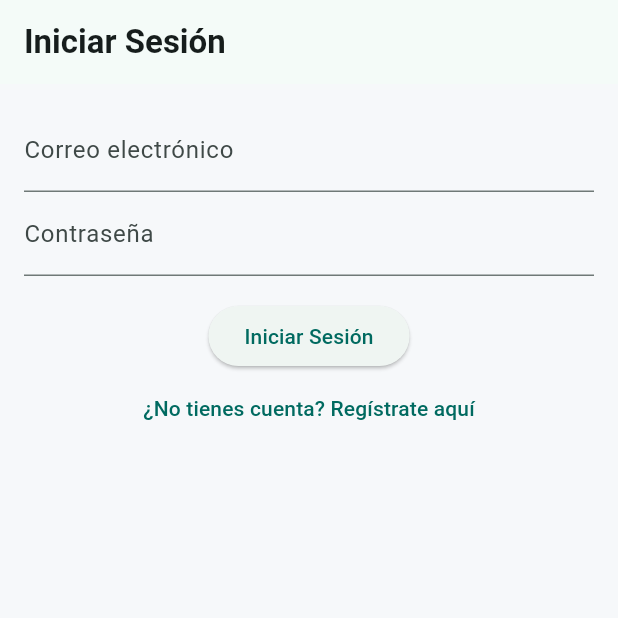
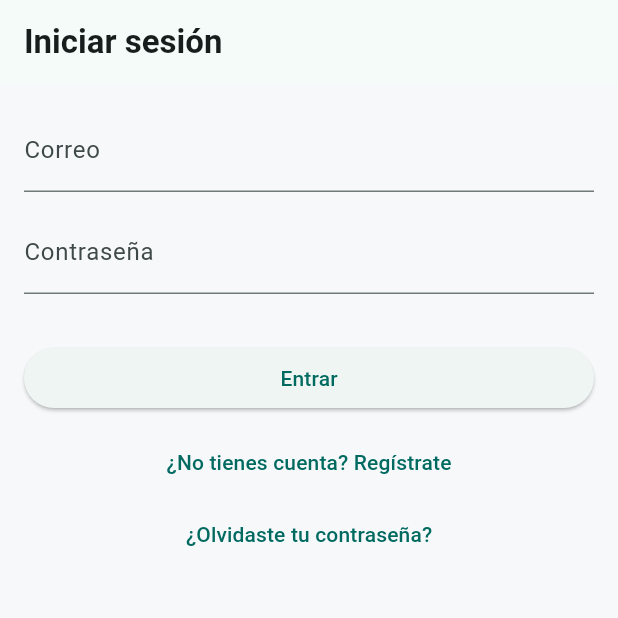
Before and after one commit to gabrieljimenezc01/FinU, a Flutter app: the screen it shows after launch, on a phone screen of 412 x 824 dp, the top half of it. Run offline on Flutter 3.47's test engine with Material 3 defaults, Android fonts, the phone set to English and light mode, and no system bars; our stand-ins replace firebase_auth, firebase_core, fl_chart; accounts and stored records are empty.

Commit message:
conexion a firebase inicio normal y funcional register y login

```diff
--- a/lib/screens/login_screen.dart
+++ b/lib/screens/login_screen.dart
@@ -9,62 +9,135 @@ class LoginScreen extends StatefulWidget {
 }
 
 class _LoginScreenState extends State<LoginScreen> {
-  final _emailController = TextEditingController();
-  final _passwordController = TextEditingController();
+  final _emailCtrl = TextEditingController();
+  final _passCtrl = TextEditingController();
+  final _formKey = GlobalKey<FormState>();
   bool _loading = false;
   String? _error;
 
+  @override
+  void dispose() {
+    _emailCtrl.dispose();
+    _passCtrl.dispose();
+    super.dispose();
+  }
+
   Future<void> _login() async {
+    if (!_formKey.currentState!.validate()) return;
+
     setState(() {
       _loading = true;
       _error = null;
     });
+
     try {
-      await FirebaseAuth.instance.signInWithEmailAndPassword(
-        email: _emailController.text.trim(),
-        password: _passwordController.text.trim(),
+      final cred = await FirebaseAuth.instance.signInWithEmailAndPassword(
+        email: _emailCtrl.text.trim(),
+        password: _passCtrl.text,
       );
-      Navigator.pushReplacementNamed(context, '/home');
+
+      // Si hay usuario, navegamos al home y limpiamos el stack
+      if (cred.user != null) {
+        if (!mounted) return;
+        Navigator.pushNamedAndRemoveUntil(context, '/', (route) => false);
+      }
     } on FirebaseAuthException catch (e) {
-      setState(() => _error = e.message);
+      setState(() => _error = e.message ?? 'Error al iniciar sesión');
+    } catch (e) {
+      setState(() => _error = 'Error inesperado');
     } finally {
-      setState(() => _loading = false);
+      if (mounted) setState(() => _loading = false);
     }
   }
 
   @override
   Widget build(BuildContext context) {
-    return Scaffold(
-      appBar: AppBar(title: const Text('Iniciar Sesión')),
+    // Evitar retroceder con botón físico
+    return WillPopScope(
+      onWillPop: () async => false,
+      child: Scaffold(
+        appBar: AppBar(
+          title: const Text('Iniciar sesión'),
+          automaticallyImplyLeading: false, // quita la flecha atrás
+        ),
         body: Padding(
           padding: const EdgeInsets.all(16),
+          child: SingleChildScrollView(
+            child: Form(
+              key: _formKey,
               child: Column(
                 children: [
-            TextField(
-              controller: _emailController,
-              decoration: const InputDecoration(labelText: 'Correo electrónico'),
+                  TextFormField(
+                    controller: _emailCtrl,
+                    keyboardType: TextInputType.emailAddress,
+                    decoration: const InputDecoration(labelText: 'Correo'),
+                    validator: (v) =>
+                        v != null && v.contains('@') ? null : 'Correo inválido',
                   ),
-            TextField(
-              controller: _passwordController,
+                  const SizedBox(height: 12),
+                  TextFormField(
+                    controller: _passCtrl,
+                    obscureText: true,
                     decoration: const InputDecoration(labelText: 'Contraseña'),
-              obscureText: true,
+                    validator: (v) =>
+                        v != null && v.length >= 6 ? null : 'Mínimo 6 caracteres',
                   ),
-            const SizedBox(height: 16),
+                  const SizedBox(height: 20),
                   if (_error != null)
                     Text(_error!, style: const TextStyle(color: Colors.red)),
-            ElevatedButton(
+                  const SizedBox(height: 12),
+                  SizedBox(
+                    width: double.infinity,
+                    child: ElevatedButton(
                       onPressed: _loading ? null : _login,
                       child: _loading
-                  ? const CircularProgressIndicator(color: Colors.white)
-                  : const Text('Iniciar Sesión'),
+                          ? const SizedBox(
+                              height: 20,
+                              width: 20,
+                              child: CircularProgressIndicator(strokeWidth: 2, color: Colors.white),
+                            )
+                          : const Text('Entrar'),
+                    ),
+                  ),
+                  const SizedBox(height: 8),
+                  TextButton(
+                    onPressed: _loading
+                        ? null
+                        : () {
+                            // Navegar al Register limpiando stack para evitar rutas contradictorias
+                            Navigator.pushNamedAndRemoveUntil(
+                              context,
+                              '/register',
+                              (route) => false,
+                            );
+                          },
+                    child: const Text('¿No tienes cuenta? Regístrate'),
                   ),
                   TextButton(
-              onPressed: () {
-                Navigator.pushNamed(context, '/register');
+                    onPressed: _loading
+                        ? null
+                        : () async {
+                            final email = _emailCtrl.text.trim();
+                            if (email.isEmpty) {
+                              ScaffoldMessenger.of(context).showSnackBar(
+                                  const SnackBar(content: Text('Escribe tu correo')));
+                              return;
+                            }
+                            try {
+                              await FirebaseAuth.instance.sendPasswordResetEmail(email: email);
+                              ScaffoldMessenger.of(context).showSnackBar(
+                                  const SnackBar(content: Text('Correo de recuperación enviado')));
+                            } catch (e) {
+                              ScaffoldMessenger.of(context).showSnackBar(
+                                  const SnackBar(content: Text('No se pudo enviar el correo')));
+                            }
                           },
-              child: const Text('¿No tienes cuenta? Regístrate aquí'),
+                    child: const Text('¿Olvidaste tu contraseña?'),
                   ),
                 ],
+              ),
+            ),
+          ),
         ),
       ),
     );
--- a/lib/screens/register_screen.dart
+++ b/lib/screens/register_screen.dart
@@ -25,7 +25,7 @@ class _RegisterScreenState extends State<RegisterScreen> {
         password: _passwordController.text.trim(),
       );
       // si todo sale bien, navega a Home
-      Navigator.pushReplacementNamed(context, '/home');
+      Navigator.pushReplacementNamed(context, '/');
     } on FirebaseAuthException catch (e) {
       setState(() => _error = e.message);
     } finally {
```
Lines whose indentation alone changed are shown as unchanged.
